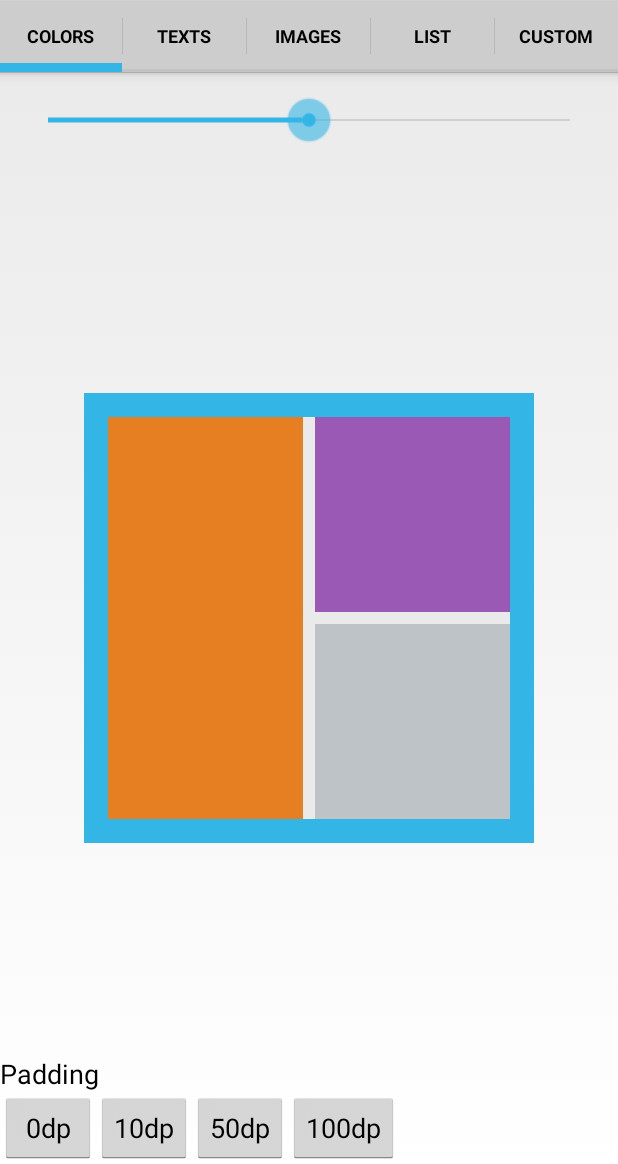
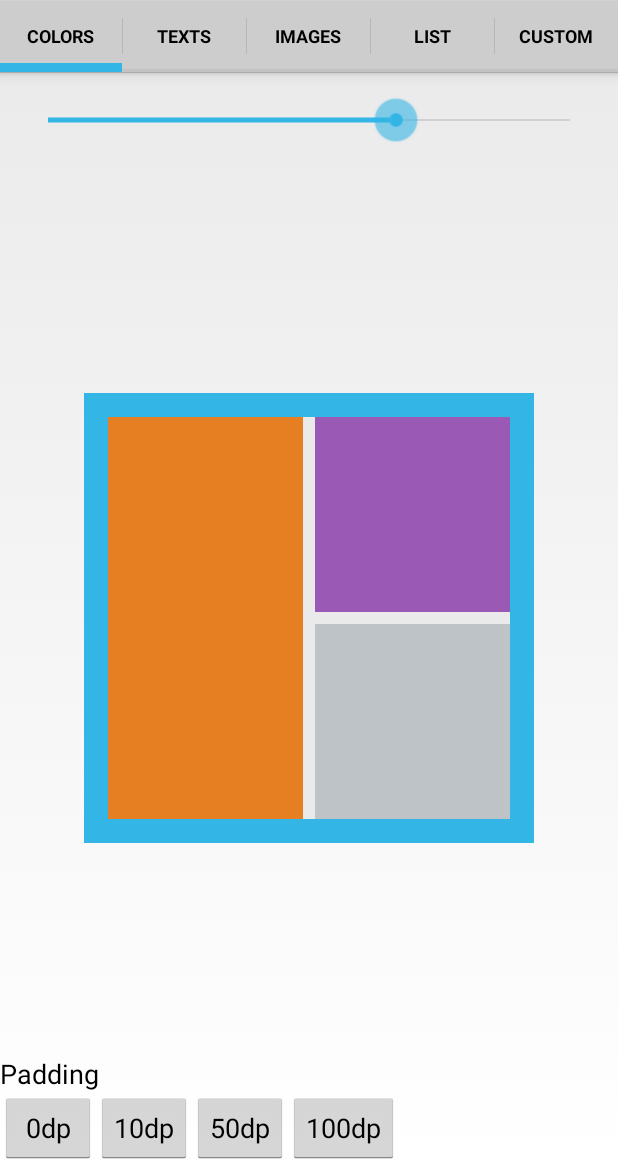
Before and after one commit to alorma/capsulecorp, an Android app: the screen it shows after launch (MainActivity), on a phone screen of 412 x 824 dp, the part 72-1236 px from its top. Run offline under Robolectric (Android 15) with nearby library versions, the phone set to English and light mode, and no system bars; pictures from the network do not load.

Commit message:
cleared fragment custom

```diff
--- a/Demo/src/main/java/cat/alorma/capsules/ui/capsules/CustomTypeFive.java
+++ b/Demo/src/main/java/cat/alorma/capsules/ui/capsules/CustomTypeFive.java
@@ -19,9 +19,6 @@ public class CustomTypeFive extends Type {
 
     @Override
     public Type calculateRects(Rect clipBounds, Rect centers, Rect paddings) {
-        Log.i("RECT FIVE clip ", clipBounds.toString());
-        Log.i("RECT FIVE centers", centers.toString());
-        Log.i("RECT FIVE padding", paddings.toString());
         Rect rect1 = new Rect(clipBounds.left, clipBounds.top, centers.left, centers.top);
         Rect rect2 = new Rect(centers.right, clipBounds.top, clipBounds.right, centers.top);
         Rect rect3 = new Rect(clipBounds.left, centers.bottom, centers.left, clipBounds.bottom);
--- a/Demo/src/main/java/cat/alorma/capsules/ui/fragment/BaseFragment.java
+++ b/Demo/src/main/java/cat/alorma/capsules/ui/fragment/BaseFragment.java
@@ -22,7 +22,7 @@ public abstract class BaseFragment extends Fragment implements SeekBar.OnSeekBar
 
     protected DispenserView dispenserView;
 
-    private SeekBar seekBar;
+    protected SeekBar seekBar;
 
     @Override
     public void onCreate(Bundle savedInstanceState) {
@@ -53,7 +53,7 @@ public abstract class BaseFragment extends Fragment implements SeekBar.OnSeekBar
 
         seekBar = (SeekBar) view.findViewById(R.id.seekBar);
         seekBar.setOnSeekBarChangeListener(this);
-        seekBar.setMax(4);
+        seekBar.setMax(3);
 
         seekBar.setProgress(2);
     }
@@ -63,17 +63,10 @@ public abstract class BaseFragment extends Fragment implements SeekBar.OnSeekBar
         changeView(progress);
     }
 
-    private void changeView(int progress) {
+    protected void changeView(int progress) {
         progress++;
         dispenserView.clear();
         switch (progress) {
-            case 5:
-                dispenserView.addCapsule(getCapsule1());
-                dispenserView.addCapsule(getCapsule2());
-                dispenserView.addCapsule(getCapsule3());
-                dispenserView.addCapsule(getCapsule4());
-                dispenserView.addCapsule(new TextCapsule("5", Color.parseColor("#000000"), Color.parseColor("#bdc3c7")));
-                break;
             case 4:
                 dispenserView.addCapsule(getCapsule1());
                 dispenserView.addCapsule(getCapsule2());
--- a/library/src/main/java/cat/alorma/capsulecorp/library/DispenserView.java
+++ b/library/src/main/java/cat/alorma/capsulecorp/library/DispenserView.java
@@ -245,11 +245,6 @@ public class DispenserView extends View implements Capsule.CapsuleListener {
 
     private void drawCapsules(Canvas originalImage) {
         Rect[] rects = getConcretType().getRects();
-
-        Log.i("RECT", "................................................");
-        Log.i("RECT", rects.length + " size r");
-        Log.i("RECT", capsules.size() + " size c");
-        Log.i("RECT", "................................................");
         if (capsules != null && size() > 0 && rects != null && rects.length > 0) {
             for (int i = 0; i < size(); i++) {
                 Capsule capsule = capsules.get(i);
```
Also changed, not shown: Demo/src/main/java/cat/alorma/capsules/ui/fragment/CustomFragment.java (+21 -0 lines).
